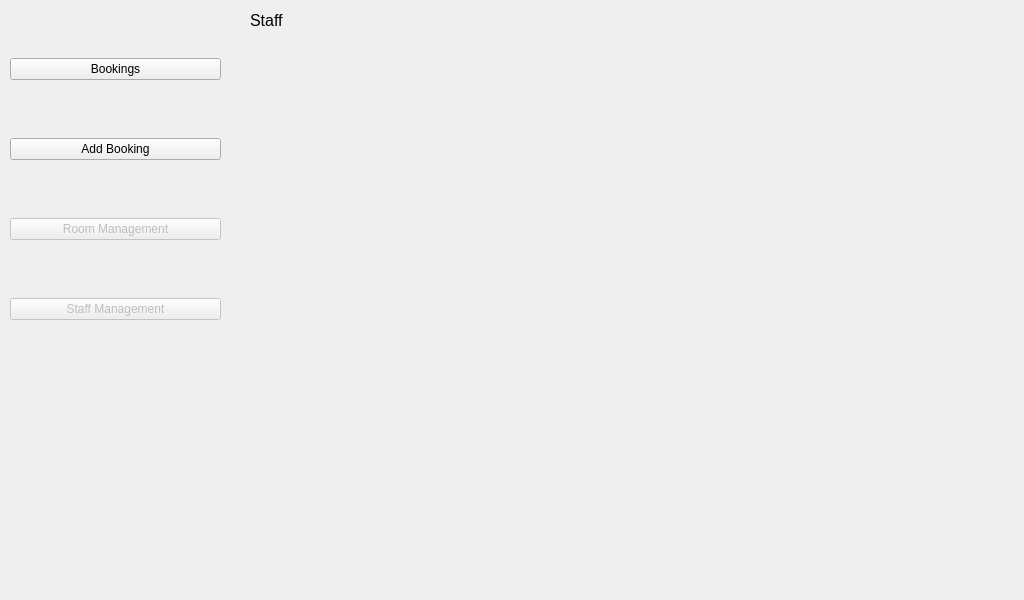
The window that main_window.ui (Yuting-H/LiteStay) describes before a commit, drawn with Qt 5.
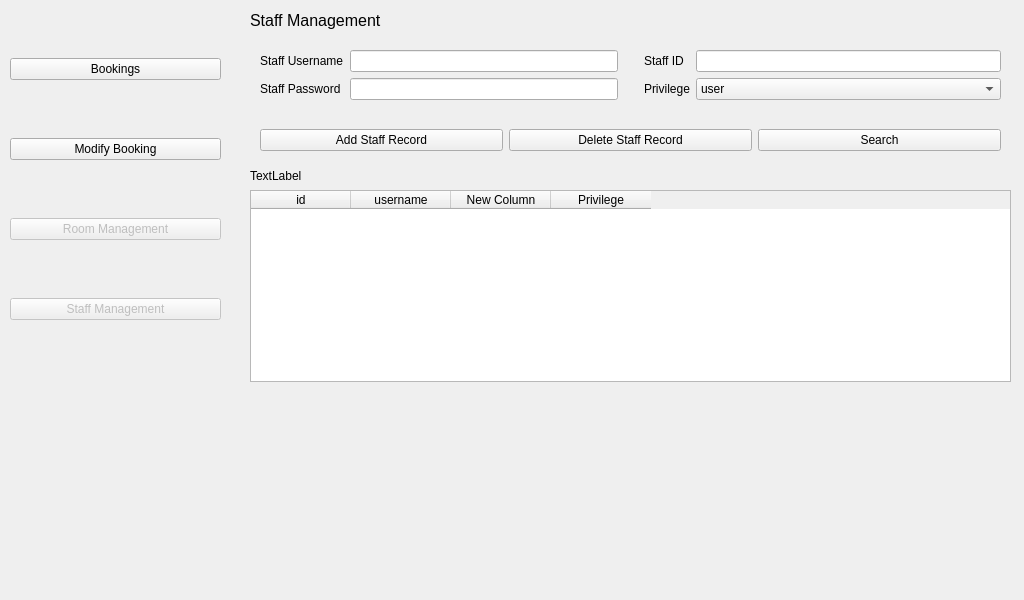
The same window after the commit.

Commit message: implemented functionality to add user record

The edit to the form file:
```diff
--- a/main_window.ui
+++ b/main_window.ui
@@ -49,7 +49,7 @@
      <item>
       <widget class="QPushButton" name="add_booking_btn">
        <property name="text">
-        <string>Add Booking</string>
+        <string>Modify Booking</string>
        </property>
       </widget>
      </item>
@@ -448,7 +448,7 @@
        <rect>
         <x>0</x>
         <y>0</y>
-        <width>100</width>
+        <width>171</width>
         <height>40</height>
        </rect>
       </property>
@@ -458,9 +458,195 @@
        </font>
       </property>
       <property name="text">
-       <string>Staff</string>
+       <string>Staff Management</string>
       </property>
      </widget>
+     <widget class="QWidget" name="gridLayoutWidget_4">
+      <property name="geometry">
+       <rect>
+        <x>0</x>
+        <y>40</y>
+        <width>761</width>
+        <height>81</height>
+       </rect>
+      </property>
+      <layout class="QGridLayout" name="user_input_3">
+       <item row="0" column="0">
+        <layout class="QFormLayout" name="form_left_4">
+         <property name="labelAlignment">
+          <set>Qt::AlignmentFlag::AlignLeading|Qt::AlignmentFlag::AlignLeft|Qt::AlignmentFlag::AlignTop</set>
+         </property>
+         <property name="leftMargin">
+          <number>10</number>
+         </property>
+         <property name="topMargin">
+          <number>10</number>
+         </property>
+         <property name="rightMargin">
+          <number>10</number>
+         </property>
+         <property name="bottomMargin">
+          <number>10</number>
+         </property>
+         <item row="0" column="0">
+          <widget class="QLabel" name="label_3">
+           <property name="text">
+            <string>Staff Username</string>
+           </property>
+          </widget>
+         </item>
+         <item row="0" column="1">
+          <widget class="QLineEdit" name="staff_username_input"/>
+         </item>
+         <item row="1" column="0">
+          <widget class="QLabel" name="label_16">
+           <property name="text">
+            <string>Staff Password</string>
+           </property>
+          </widget>
+         </item>
+         <item row="1" column="1">
+          <widget class="QLineEdit" name="staff_password_input"/>
+         </item>
+        </layout>
+       </item>
+       <item row="0" column="1">
+        <layout class="QFormLayout" name="form_right_4">
+         <property name="labelAlignment">
+          <set>Qt::AlignmentFlag::AlignLeading|Qt::AlignmentFlag::AlignLeft|Qt::AlignmentFlag::AlignTop</set>
+         </property>
+         <property name="leftMargin">
+          <number>10</number>
+         </property>
+         <property name="topMargin">
+          <number>10</number>
+         </property>
+         <property name="rightMargin">
+          <number>10</number>
+         </property>
+         <property name="bottomMargin">
+          <number>10</number>
+         </property>
+         <item row="0" column="0">
+          <widget class="QLabel" name="label_20">
+           <property name="text">
+            <string>Staff ID</string>
+           </property>
+          </widget>
+         </item>
+         <item row="0" column="1">
+          <widget class="QLineEdit" name="staff_id_input"/>
+         </item>
+         <item row="1" column="0">
+          <widget class="QLabel" name="label_21">
+           <property name="text">
+            <string>Privilege</string>
+           </property>
+          </widget>
+         </item>
+         <item row="1" column="1">
+          <widget class="QComboBox" name="staff_privilege_input">
+           <item>
+            <property name="text">
+             <string>user</string>
+            </property>
+           </item>
+           <item>
+            <property name="text">
+             <string>admin</string>
+            </property>
+           </item>
+          </widget>
+         </item>
+        </layout>
+       </item>
+      </layout>
+     </widget>
+     <widget class="QWidget" name="horizontalLayoutWidget">
+      <property name="geometry">
+       <rect>
+        <x>0</x>
+        <y>120</y>
+        <width>761</width>
+        <height>41</height>
+       </rect>
+      </property>
+      <layout class="QHBoxLayout" name="btn_ribbon">
+       <property name="leftMargin">
+        <number>10</number>
+       </property>
+       <property name="topMargin">
+        <number>0</number>
+       </property>
+       <property name="rightMargin">
+        <number>10</number>
+       </property>
+       <item>
+        <widget class="QPushButton" name="add_staff_record_btn">
+         <property name="text">
+          <string>Add Staff Record</string>
+         </property>
+        </widget>
+       </item>
+       <item>
+        <widget class="QPushButton" name="pushButton">
+         <property name="text">
+          <string>Delete Staff Record</string>
+         </property>
+        </widget>
+       </item>
+       <item>
+        <widget class="QPushButton" name="pushButton_3">
+         <property name="text">
+          <string>Search</string>
+         </property>
+        </widget>
+       </item>
+      </layout>
+     </widget>
+     <widget class="QLabel" name="staff_error_lbl">
+      <property name="geometry">
+       <rect>
+        <x>0</x>
+        <y>160</y>
+        <width>71</width>
+        <height>31</height>
+       </rect>
+      </property>
+      <property name="text">
+       <string>TextLabel</string>
+      </property>
+     </widget>
+     <widget class="QTableWidget" name="tableWidget">
+      <property name="geometry">
+       <rect>
+        <x>0</x>
+        <y>190</y>
+        <width>761</width>
+        <height>192</height>
+       </rect>
+      </property>
+      <column>
+       <property name="text">
+        <string>id</string>
+       </property>
+      </column>
+      <column>
+       <property name="text">
+        <string>username</string>
+       </property>
+      </column>
+      <column>
+       <property name="text">
+        <string>New Column</string>
+       </property>
+      </column>
+      <column>
+       <property name="text">
+        <string>Privilege</string>
+       </property>
+      </column>
+     </widget>
     </widget>
    </widget>
   </widget>
```
Left out of the diff: 12 changed lines with no effect on the pictures. The commit also changes 9 other files.
